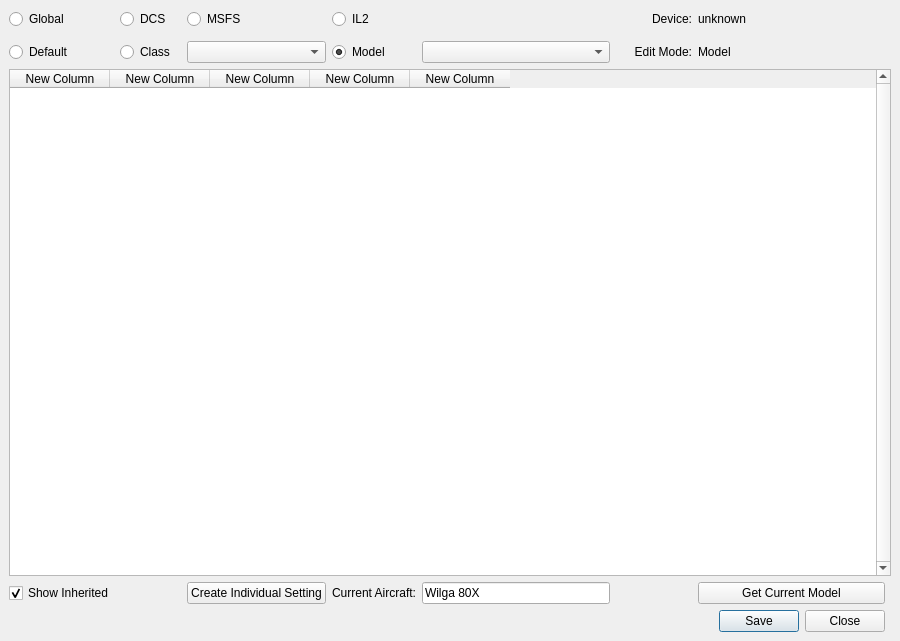
Qt form settingswindow.ui (walmis/VPforce-TelemFFB) before a commit.
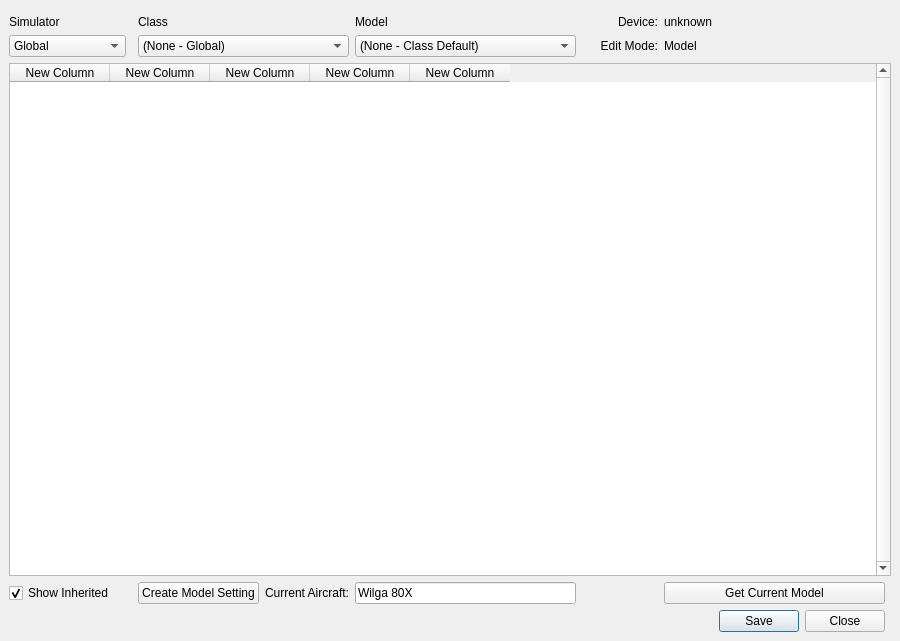
The same form after that commit.

Commit message: mostly working, with (none) classes

Patch:
```diff
--- a/settingswindow.ui
+++ b/settingswindow.ui
@@ -23,50 +23,68 @@
    </size>
   </property>
   <property name="windowTitle">
-   <string>MainWindow</string>
+   <string>TelemFFB Settings Manager</string>
   </property>
   <widget class="QWidget" name="centralwidget">
-   <layout class="QGridLayout" name="gridLayout" columnstretch="0,0,0,0,0,0,0,0,0,0,0,0">
-    <item row="18" column="3">
-     <widget class="QPushButton" name="b_createaircraft">
+   <layout class="QGridLayout" name="gridLayout" columnstretch="0,0,0,0,0,0,0,0,0,0,0,0,0">
+    <item row="8" column="6">
+     <widget class="QLabel" name="label_6">
       <property name="text">
-       <string>Create Individual Setting</string>
+       <string>Model</string>
       </property>
      </widget>
     </item>
-    <item row="12" column="0">
-     <widget class="QRadioButton" name="rb_default">
+    <item row="20" column="4">
+     <widget class="QPushButton" name="b_createusermodel">
       <property name="text">
-       <string>Default</string>
+       <string>Create Model Setting</string>
       </property>
      </widget>
     </item>
-    <item row="0" column="3">
-     <widget class="QRadioButton" name="rb_MSFS">
+    <item row="8" column="11">
+     <widget class="QLabel" name="l_device">
       <property name="text">
-       <string>MSFS</string>
+       <string>unknown</string>
       </property>
      </widget>
     </item>
-    <item row="0" column="4">
-     <widget class="QRadioButton" name="rb_IL2">
+    <item row="8" column="10">
+     <widget class="QLabel" name="label_2">
       <property name="text">
-       <string>IL2</string>
+       <string>Device:</string>
       </property>
+      <property name="alignment">
+       <set>Qt::AlignRight|Qt::AlignTrailing|Qt::AlignVCenter</set>
+      </property>
      </widget>
     </item>
-    <item row="0" column="1">
-     <widget class="QRadioButton" name="rb_DCS">
+    <item row="8" column="4">
+     <widget class="QLabel" name="label_5">
       <property name="text">
-       <string>DCS</string>
+       <string>Class</string>
       </property>
      </widget>
     </item>
-    <item row="12" column="3">
+    <item row="14" column="10">
+     <widget class="QLabel" name="label_3">
+      <property name="text">
+       <string>Edit Mode:</string>
+      </property>
+      <property name="alignment">
+       <set>Qt::AlignRight|Qt::AlignTrailing|Qt::AlignVCenter</set>
+      </property>
+     </widget>
+    </item>
+    <item row="14" column="4" colspan="2">
      <widget class="QComboBox" name="drp_class">
       <item>
        <property name="text">
-        <string/>
+        <string>(None - Global)</string>
+       </property>
+      </item>
+      <item>
+       <property name="text">
+        <string>(None - Sim Default)</string>
        </property>
       </item>
       <item>
@@ -76,7 +94,7 @@
       </item>
       <item>
        <property name="text">
-        <string>TurbojetAircraft</string>
+        <string>TurbopropAircraft</string>
        </property>
       </item>
       <item>
@@ -101,17 +119,14 @@
       </item>
      </widget>
     </item>
-    <item row="12" column="9">
-     <widget class="QLabel" name="label_3">
+    <item row="8" column="0">
+     <widget class="QLabel" name="label_4">
       <property name="text">
-       <string>Edit Mode:</string>
-      </property>
-      <property name="alignment">
-       <set>Qt::AlignRight|Qt::AlignTrailing|Qt::AlignVCenter</set>
+       <string>Simulator</string>
       </property>
      </widget>
     </item>
-    <item row="18" column="4">
+    <item row="20" column="5">
      <widget class="QLabel" name="label">
       <property name="text">
        <string>Current Aircraft:</string>
@@ -121,86 +136,42 @@
       </property>
      </widget>
     </item>
-    <item row="0" column="9">
-     <widget class="QLabel" name="label_2">
-      <property name="text">
-       <string>Device:</string>
-      </property>
-      <property name="alignment">
-       <set>Qt::AlignRight|Qt::AlignTrailing|Qt::AlignVCenter</set>
-      </property>
-     </widget>
-    </item>
-    <item row="0" column="5">
-     <spacer name="horizontalSpacer">
-      <property name="orientation">
-       <enum>Qt::Horizontal</enum>
-      </property>
-      <property name="sizeHint" stdset="0">
-       <size>
-        <width>40</width>
-        <height>20</height>
-       </size>
-      </property>
-     </spacer>
-    </item>
-    <item row="18" column="5">
+    <item row="20" column="6">
      <widget class="QLineEdit" name="tb_currentmodel">
       <property name="text">
        <string>Wilga 80X</string>
       </property>
      </widget>
     </item>
-    <item row="12" column="1">
-     <widget class="QRadioButton" name="rb_class">
-      <property name="text">
-       <string>Class</string>
-      </property>
-     </widget>
-    </item>
-    <item row="28" column="10">
+    <item row="30" column="11">
      <widget class="QDialogButtonBox" name="buttonBox">
       <property name="standardButtons">
        <set>QDialogButtonBox::Close|QDialogButtonBox::Save</set>
       </property>
      </widget>
     </item>
-    <item row="18" column="10">
+    <item row="20" column="11">
      <widget class="QPushButton" name="b_getcurrentmodel">
       <property name="text">
        <string>Get Current Model</string>
       </property>
      </widget>
     </item>
-    <item row="0" column="10">
-     <widget class="QLabel" name="l_device">
-      <property name="text">
-       <string>unknown</string>
-      </property>
-     </widget>
-    </item>
-    <item row="12" column="10">
+    <item row="14" column="11">
      <widget class="QLabel" name="l_mode">
       <property name="text">
        <string>Model</string>
       </property>
      </widget>
     </item>
-    <item row="3" column="0">
+    <item row="5" column="0">
      <widget class="Line" name="line">
       <property name="orientation">
        <enum>Qt::Vertical</enum>
       </property>
      </widget>
     </item>
-    <item row="0" column="0">
-     <widget class="QRadioButton" name="rb_Global">
-      <property name="text">
-       <string>Global</string>
-      </property>
-     </widget>
-    </item>
-    <item row="16" column="0" colspan="12">
+    <item row="18" column="0" colspan="13">
      <widget class="QTableWidget" name="table_widget">
       <property name="verticalScrollBarPolicy">
        <enum>Qt::ScrollBarAlwaysOn</enum>
@@ -250,7 +221,7 @@
       </column>
      </widget>
     </item>
-    <item row="18" column="0">
+    <item row="20" column="0">
      <widget class="QCheckBox" name="cb_show_inherited">
       <property name="text">
        <string>Show Inherited</string>
@@ -260,21 +231,43 @@
       </property>
      </widget>
     </item>
-    <item row="12" column="5">
+    <item row="14" column="6">
      <widget class="QComboBox" name="drp_models">
       <property name="editable">
        <bool>false</bool>
       </property>
+      <item>
+       <property name="text">
+        <string>(None - Class Default)</string>
+       </property>
+      </item>
      </widget>
     </item>
-    <item row="12" column="4">
-     <widget class="QRadioButton" name="rb_model">
-      <property name="text">
-       <string>Model</string>
+    <item row="14" column="0" colspan="3">
+     <widget class="QComboBox" name="drp_sim">
+      <property name="editable">
+       <bool>false</bool>
       </property>
-      <property name="checked">
-       <bool>true</bool>
-      </property>
+      <item>
+       <property name="text">
+        <string>Global</string>
+       </property>
+      </item>
+      <item>
+       <property name="text">
+        <string>DCS</string>
+       </property>
+      </item>
+      <item>
+       <property name="text">
+        <string>IL2</string>
+       </property>
+      </item>
+      <item>
+       <property name="text">
+        <string>MSFS</string>
+       </property>
+      </item>
      </widget>
     </item>
    </layout>
```
The commit also changes 5 other files.
